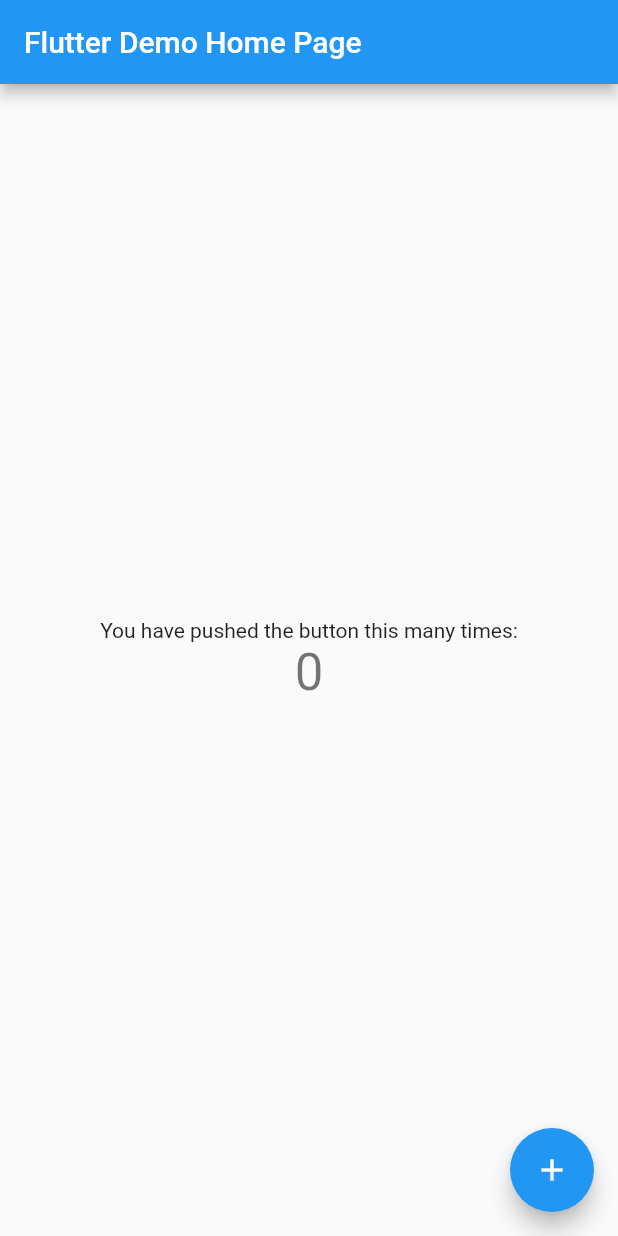
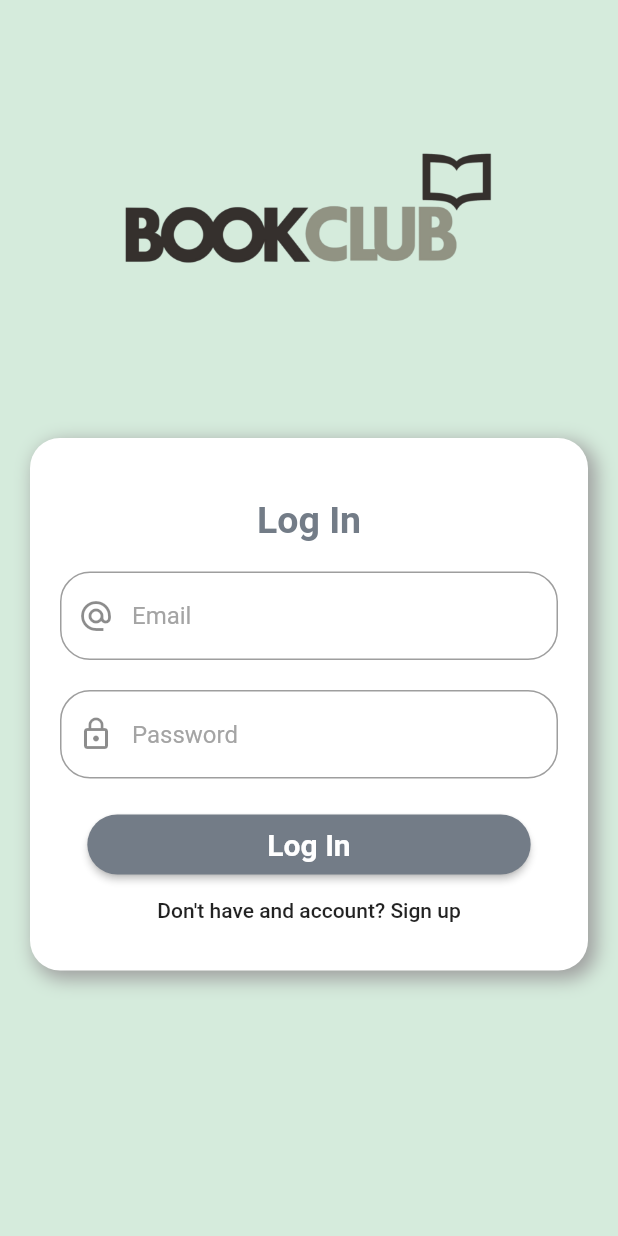
Before and after one commit to MohamadsFakih/bookclub, a Flutter app: the screen it shows after launch, on a phone screen of 412 x 824 dp. Run offline on Flutter 3.47's test engine with Material 2 defaults, Android fonts, the phone set to English and light mode, and no system bars.

Commit message:
Login and Signup UI

```diff
--- a/book_club/lib/main.dart
+++ b/book_club/lib/main.dart
@@ -1,3 +1,5 @@
+import 'package:book_club/screens/login/login.dart';
+import 'package:book_club/utils/ourtheme.dart';
 import 'package:flutter/material.dart';
 
 void main() {
@@ -11,105 +13,9 @@ class MyApp extends StatelessWidget {
   @override
   Widget build(BuildContext context) {
     return MaterialApp(
-      title: 'Flutter Demo',
-      theme: ThemeData(
-        // This is the theme of your application.
-        //
-        // Try running your application with "flutter run". You'll see the
-        // application has a blue toolbar. Then, without quitting the app, try
-        // changing the primarySwatch below to Colors.green and then invoke
-        // "hot reload" (press "r" in the console where you ran "flutter run",
-        // or simply save your changes to "hot reload" in a Flutter IDE).
-        // Notice that the counter didn't reset back to zero; the application
-        // is not restarted.
-        primarySwatch: Colors.blue,
-      ),
-      home: const MyHomePage(title: 'Flutter Demo Home Page'),
+      debugShowCheckedModeBanner: false,
+      theme: OurTheme().buildTheme(),
+      home: OurLogin(),
     );
   }
 }
-
-class MyHomePage extends StatefulWidget {
-  const MyHomePage({Key? key, required this.title}) : super(key: key);
-
-  // This widget is the home page of your application. It is stateful, meaning
-  // that it has a State object (defined below) that contains fields that affect
-  // how it looks.
-
-  // This class is the configuration for the state. It holds the values (in this
-  // case the title) provided by the parent (in this case the App widget) and
-  // used by the build method of the State. Fields in a Widget subclass are
-  // always marked "final".
-
-  final String title;
-
-  @override
-  State<MyHomePage> createState() => _MyHomePageState();
-}
-
-class _MyHomePageState extends State<MyHomePage> {
-  int _counter = 0;
-
-  void _incrementCounter() {
-    setState(() {
-      // This call to setState tells the Flutter framework that something has
-      // changed in this State, which causes it to rerun the build method below
-      // so that the display can reflect the updated values. If we changed
-      // _counter without calling setState(), then the build method would not be
-      // called again, and so nothing would appear to happen.
-      _counter++;
-    });
-  }
-
-  @override
-  Widget build(BuildContext context) {
-    // This method is rerun every time setState is called, for instance as done
-    // by the _incrementCounter method above.
-    //
-    // The Flutter framework has been optimized to make rerunning build methods
-    // fast, so that you can just rebuild anything that needs updating rather
-    // than having to individually change instances of widgets.
-    return Scaffold(
-      appBar: AppBar(
-        // Here we take the value from the MyHomePage object that was created by
-        // the App.build method, and use it to set our appbar title.
-        title: Text(widget.title),
-      ),
-      body: Center(
-        // Center is a layout widget. It takes a single child and positions it
-        // in the middle of the parent.
-        child: Column(
-          // Column is also a layout widget. It takes a list of children and
-          // arranges them vertically. By default, it sizes itself to fit its
-          // children horizontally, and tries to be as tall as its parent.
-          //
-          // Invoke "debug painting" (press "p" in the console, choose the
-          // "Toggle Debug Paint" action from the Flutter Inspector in Android
-          // Studio, or the "Toggle Debug Paint" command in Visual Studio Code)
-          // to see the wireframe for each widget.
-          //
-          // Column has various properties to control how it sizes itself and
-          // how it positions its children. Here we use mainAxisAlignment to
-          // center the children vertically; the main axis here is the vertical
-          // axis because Columns are vertical (the cross axis would be
-          // horizontal).
-          mainAxisAlignment: MainAxisAlignment.center,
-          children: <Widget>[
-            const Text(
-              'You have pushed the button this many times:',
-            ),
-            Text(
-              '$_counter',
-              style: Theme.of(context).textTheme.headline4,
-            ),
-          ],
-        ),
-      ),
-      floatingActionButton: FloatingActionButton(
-        onPressed: _incrementCounter,
-        tooltip: 'Increment',
-        child: const Icon(Icons.add),
-      ), // This trailing comma makes auto-formatting nicer for build methods.
-    );
-  }
-}
--- /dev/null
+++ b/book_club/lib/screens/login/localwidgets/loginForm.dart
@@ -0,0 +1,58 @@
+import 'package:book_club/screens/signup/signup.dart';
+import 'package:flutter/cupertino.dart';
+import 'package:flutter/material.dart';
+
+import '../../../widgets/ourContainer.dart';
+
+class OurLoginForm extends StatefulWidget {
+  const OurLoginForm({Key? key}) : super(key: key);
+
+  @override
+  State<OurLoginForm> createState() => _OurLoginFormState();
+}
+
+class _OurLoginFormState extends State<OurLoginForm> {
+  @override
+  Widget build(BuildContext context) {
+    return OurContainer(child: Column(
+      children: [
+       Padding(
+           padding: EdgeInsets.symmetric(vertical: 20.0,horizontal: 8.0),
+         child: (
+            Text("Log In",style: TextStyle(color: Theme.of(context).secondaryHeaderColor,
+                fontSize: 25,fontWeight: FontWeight.bold),)
+         ),
+
+       ),
+        TextFormField(
+          decoration: InputDecoration(prefixIcon: Icon(Icons.alternate_email),
+          hintText: "Email"),
+        ),
+        SizedBox(height: 20,),
+        TextFormField(
+          obscureText: true,
+          decoration: InputDecoration(prefixIcon: Icon(Icons.lock_outline),
+              hintText: "Password"),
+        ),
+        SizedBox(height: 20,),
+        RaisedButton(
+          child: Padding(
+            padding: EdgeInsets.symmetric(horizontal: 100),
+            child: Text("Log In",style: TextStyle(color: Colors.white,fontWeight: FontWeight.bold,
+            fontSize: 20),),
+          ),
+          onPressed: (){},
+        ),
+        FlatButton(onPressed: (){
+          Navigator.of(context).push(MaterialPageRoute(builder: (context)=>OurSignup()),);
+        },
+            child: Text("Don't have and account? Sign up"),
+          materialTapTargetSize: MaterialTapTargetSize.shrinkWrap,
+        )
+
+      ],
+    ),
+
+    );
+  }
+}
--- /dev/null
+++ b/book_club/lib/screens/login/login.dart
@@ -0,0 +1,30 @@
+import 'package:book_club/screens/login/localwidgets/loginForm.dart';
+import 'package:flutter/cupertino.dart';
+import 'package:flutter/material.dart';
+
+class OurLogin extends StatelessWidget {
+
+  @override
+  Widget build(BuildContext context) {
+    return Scaffold(
+      body: Row(
+        mainAxisAlignment: MainAxisAlignment.center,
+        children: [
+          Expanded(
+              child: ListView(
+                padding: EdgeInsets.all(20.0),
+                children: [
+                  Padding(
+                    padding: EdgeInsets.all(40.0),
+                    child: Image.asset("assets/book.png")
+                  ),
+                  SizedBox(height: 20.0,),
+                  OurLoginForm(),
+                ],
+              )
+          )
+        ],
+      ),
+    );
+  }
+}
--- /dev/null
+++ b/book_club/lib/utils/ourtheme.dart
@@ -0,0 +1,39 @@
+import 'package:flutter/material.dart';
+
+class OurTheme{
+  ThemeData buildTheme(){
+    Color lightGreen=Color.fromARGB(255, 213, 235, 220);
+    Color lightGrey=Color.fromARGB(255, 164, 164, 164);
+    Color darkGrey=Color.fromARGB(255, 115, 124, 135);
+    return ThemeData(
+      canvasColor: lightGreen,
+      primaryColor: lightGreen,
+      accentColor: lightGrey,
+      secondaryHeaderColor: darkGrey,
+        hintColor: lightGrey,
+      inputDecorationTheme: InputDecorationTheme(
+          border: OutlineInputBorder(
+          borderRadius: BorderRadius.circular(20),
+      borderSide: BorderSide(
+        color: lightGrey
+      )),
+
+      focusedBorder: OutlineInputBorder(
+        borderRadius: BorderRadius.circular(20),
+        borderSide: BorderSide(
+          color: lightGreen
+        )
+      ),
+      ),
+      buttonTheme: ButtonThemeData(
+        buttonColor: darkGrey,
+        padding: EdgeInsets.symmetric(horizontal: 20),
+        minWidth: 200,
+        height: 40,
+        shape: RoundedRectangleBorder(
+          borderRadius: BorderRadius.circular(20),
+        )
+      )
+    );
+  }
+}
--- /dev/null
+++ b/book_club/lib/widgets/ourContainer.dart
@@ -0,0 +1,33 @@
+import 'package:flutter/cupertino.dart';
+import 'package:flutter/material.dart';
+
+class OurContainer extends StatelessWidget {
+  final Widget child;
+
+  const OurContainer({Key? key,
+    required this.child,
+
+  }) : super(key: key);
+
+  @override
+  Widget build(BuildContext context) {
+    return Container(
+      padding: EdgeInsets.all(20.0),
+      decoration: BoxDecoration(
+        color: Colors.white,
+        borderRadius: BorderRadius.circular(20.0),
+        boxShadow: [
+          BoxShadow(
+              color: Colors.grey,
+          blurRadius: 10.0,
+          spreadRadius: 1.0,
+          offset: Offset(
+            4.0,
+            4.0
+          ))
+        ]
+      ),
+      child: child,
+    );
+  }
+}
--- a/book_club/pubspec.yaml
+++ b/book_club/pubspec.yaml
@@ -58,9 +58,9 @@ flutter:
   uses-material-design: true
 
   # To add assets to your application, add an assets section, like this:
-  # assets:
-  #   - images/a_dot_burr.jpeg
-  #   - images/a_dot_ham.jpeg
+  assets:
+    - assets/book.png
+
 
   # An image asset can refer to one or more resolution-specific "variants", see
   # https://flutter.dev/assets-and-images/#resolution-aware
```
Also changed, not shown: book_club/lib/screens/signup/localwidgets/SignupForm.dart (added, +66 -0 lines), book_club/lib/screens/signup/signup.dart (added, +35 -0 lines), book_club/assets/book.png (added), 1 other file.
